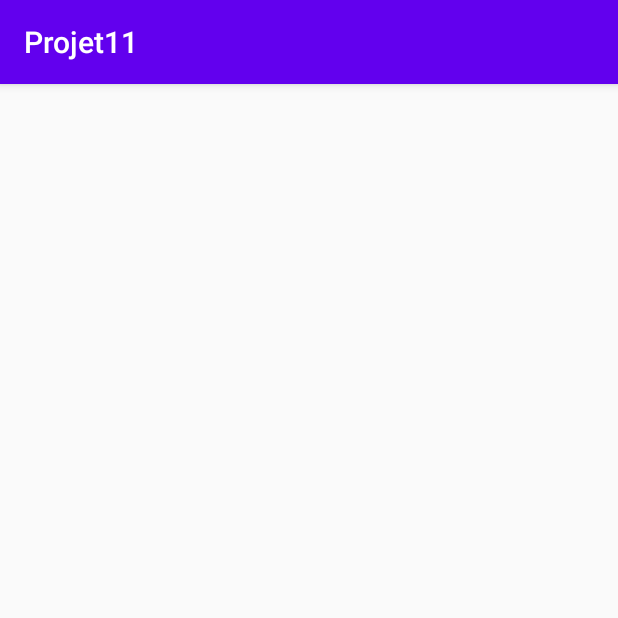
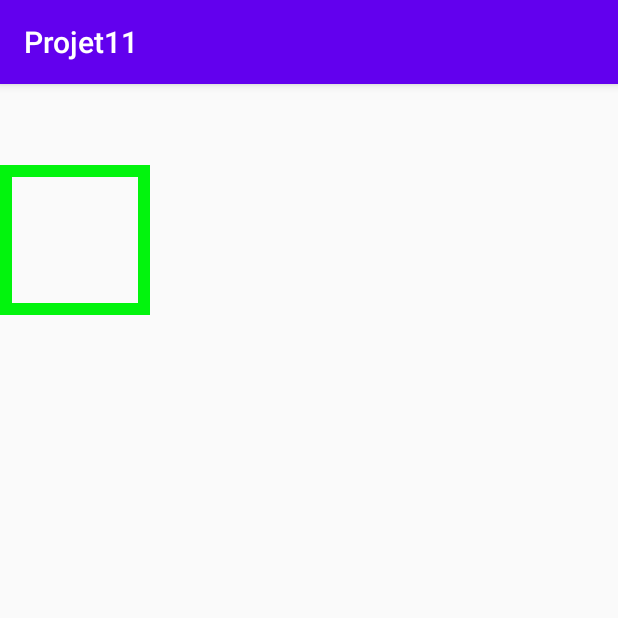
Before and after one commit to jfv34/projet11, an Android app: the screen it shows after launch (MainActivity), on a phone screen of 412 x 824 dp, the top half of it. Run offline under Robolectric (Android 15) with nearby library versions, the phone set to English and light mode, and no system bars; our stand-ins replace Firebase (no records; nobody signed in at launch, a user with empty details on screens opened directly); libraries missing offline, so code that uses them is left out: com.firebase.ui; pictures from the network do not load; 3 statements that could not run were skipped.

Commit message:
begin image border green when win

```diff
--- a/app/src/main/java/com/vincler/jf/projet11/api/InsertInitialData.java
+++ b/app/src/main/java/com/vincler/jf/projet11/api/InsertInitialData.java
@@ -5,7 +5,7 @@ import com.google.firebase.firestore.CollectionReference;
 import com.google.firebase.firestore.FirebaseFirestore;
 import com.vincler.jf.projet11.models.PictureModel;
 import com.vincler.jf.projet11.models.WordModel;
-import com.vincler.jf.projet11.utils.GetStringUtils;
+import com.vincler.jf.projet11.utils.Utils;
 
 import java.util.ArrayList;
 
@@ -24,7 +24,7 @@ public class InsertInitialData {
         int t = 0;
 
         while (t + 3 <= wordsList.size()) {
-            String pictureId = GetStringUtils.random(16);
+            String pictureId = Utils.random(16);
             WordModel french_word = new WordModel(wordsList.get(t), "0", pictureId);
             WordModel english_word = new WordModel(wordsList.get(t + 1), "1", pictureId);
             WordModel spanish_word = new WordModel(wordsList.get(t + 2), "2", pictureId);
@@ -48,7 +48,7 @@ public class InsertInitialData {
     public static Task<Void> insertWord(WordModel word) {
 
         return InsertInitialData.getCollection("words")
-                .document(GetStringUtils.random(16))
+                .document(Utils.random(16))
                 .set(word);
     }
 
--- a/app/src/main/java/com/vincler/jf/projet11/models/FindThePictureResultModel.java
+++ b/app/src/main/java/com/vincler/jf/projet11/models/FindThePictureResultModel.java
@@ -3,5 +3,5 @@ package com.vincler.jf.projet11.models;
 public enum FindThePictureResultModel {
     NOT_YET_PLAYING,
     LOST,
-    WON
+    WIN
 }
--- a/app/src/main/java/com/vincler/jf/projet11/ui/findThePicture/FindThePictureFragment.java
+++ b/app/src/main/java/com/vincler/jf/projet11/ui/findThePicture/FindThePictureFragment.java
@@ -1,9 +1,12 @@
 package com.vincler.jf.projet11.ui.findThePicture;
 
 import android.os.Bundle;
+import android.util.Log;
 import android.view.LayoutInflater;
 import android.view.View;
 import android.view.ViewGroup;
+import android.view.animation.Animation;
+import android.view.animation.AnimationUtils;
 import android.widget.ImageView;
 import android.widget.TextView;
 
@@ -13,8 +16,11 @@ import androidx.lifecycle.ViewModelProvider;
 
 import com.bumptech.glide.Glide;
 import com.vincler.jf.projet11.R;
+import com.vincler.jf.projet11.models.FindThePictureResultModel;
 import com.vincler.jf.projet11.ui.resultGame.ResultGameFragment;
 import com.vincler.jf.projet11.utils.Utils;
+
+import static com.firebase.ui.auth.AuthUI.getApplicationContext;
 
 public class FindThePictureFragment extends Fragment {
     FindThePictureViewModel viewModel;
@@ -46,7 +52,7 @@ public class FindThePictureFragment extends Fragment {
 
         viewModel.getData();
 
-        viewModel.currentModel.observe(getViewLifecycleOwner(), model->
+        viewModel.currentModel.observe(getViewLifecycleOwner(), model ->
                 {
                     wordText.setText(model.getWord());
                     displayPicture(model.getTopLeftPicture(), imageViewTopLeft);
@@ -73,14 +79,15 @@ public class FindThePictureFragment extends Fragment {
     }
 
     private void gameOver() {
+
         int score = viewModel.score.getValue();
         Fragment resultGameFragment = ResultGameFragment.newInstance(score);
         Utils.replaceFragment(getActivity(), resultGameFragment);
 
     }
 
-    private void imageClickListener(ImageView imageView, int draw) {
-        imageView.setOnClickListener(view -> viewModel.userChoosePictureAtIndex(draw));
+    private void imageClickListener(ImageView imageView, int index) {
+        imageView.setOnClickListener(view -> viewModel.userChoosePictureAtIndex(index));
     }
 
     private void displayPicture(String url, ImageView imageView) {
--- a/app/src/main/java/com/vincler/jf/projet11/ui/findThePicture/FindThePictureViewModel.java
+++ b/app/src/main/java/com/vincler/jf/projet11/ui/findThePicture/FindThePictureViewModel.java
@@ -4,7 +4,6 @@ import android.util.Log;
 
 import androidx.lifecycle.MutableLiveData;
 import androidx.lifecycle.ViewModel;
-import androidx.lifecycle.ViewModelProvider;
 
 import com.vincler.jf.projet11.models.Constants;
 import com.vincler.jf.projet11.models.FindThePictureModel;
@@ -38,7 +37,7 @@ public class FindThePictureViewModel extends ViewModel {
         FindThePictureModel findThePicture = findThePictureList.get(index);
         boolean iscorrectPosition = currentModel.getValue().getCorrectPicturePosition() == index;
         if (iscorrectPosition) {
-            result.postValue(FindThePictureResultModel.WON);
+            result.postValue(FindThePictureResultModel.WIN);
             int newScore = score.getValue() + 1;
             score.postValue(newScore);
             Log.i("tag_result", "win");
@@ -46,6 +45,7 @@ public class FindThePictureViewModel extends ViewModel {
             result.postValue(FindThePictureResultModel.LOST);
             Log.i("tag_result", "lost");
         }
+
         int newDraw = draw.getValue() + 1;
         if (newDraw < Constants.NUMBER_OF_DRAWS) {
             currentModel.postValue(findThePictureList.get(newDraw));
--- /dev/null
+++ b/app/src/main/res/anim/alpha.xml
@@ -0,0 +1,4 @@
+<?xml version="1.0" encoding="utf-8"?>
+<set xmlns:android="http://schemas.android.com/apk/res/android">
+
+</set>
--- a/app/src/main/res/layout/activity_main.xml
+++ b/app/src/main/res/layout/activity_main.xml
@@ -7,6 +7,4 @@
     android:layout_height="match_parent"
     tools:context=".ui.main.MainActivity">
 
-
-
 </androidx.constraintlayout.widget.ConstraintLayout>
--- a/app/src/main/res/layout/fragment_findthepicture.xml
+++ b/app/src/main/res/layout/fragment_findthepicture.xml
@@ -11,6 +11,8 @@
         android:textSize="40sp" />
 
     <ImageView
+        android:background="@layout/image_border"
+        android:padding="7dp"
         android:id="@+id/fragment_findthepicture_imageView_top_left"
         android:layout_width="100dp"
         android:layout_height="100dp" />
```
Also changed, not shown: app/src/main/java/com/vincler/jf/projet11/utils/GetStringUtils.java (deleted, +0 -16 lines), app/src/main/java/com/vincler/jf/projet11/utils/Utils.java (+24 -3 lines), app/src/main/res/layout/image_border.xml (added, +9 -0 lines).
